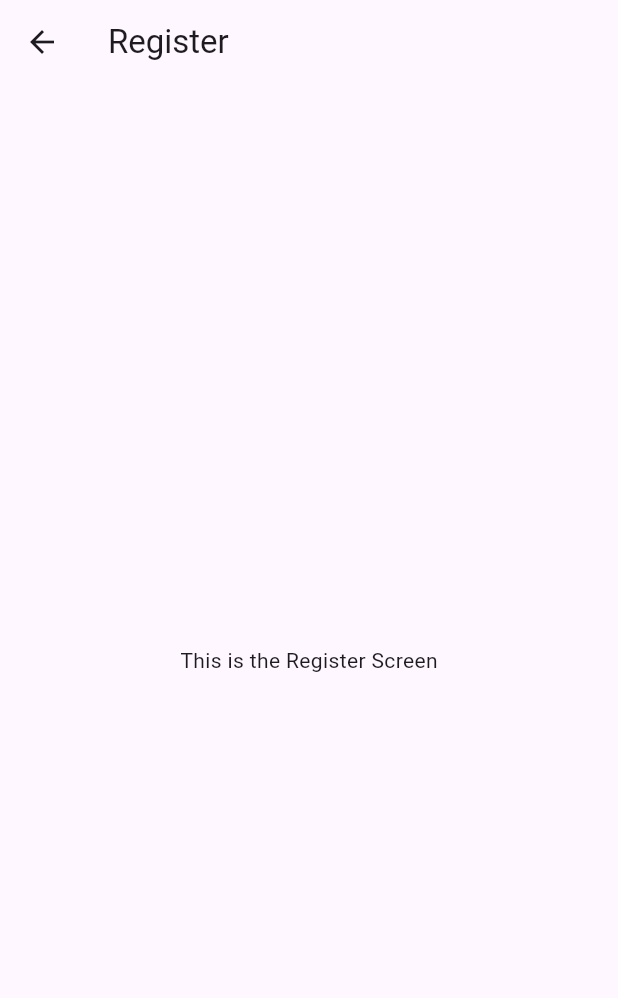
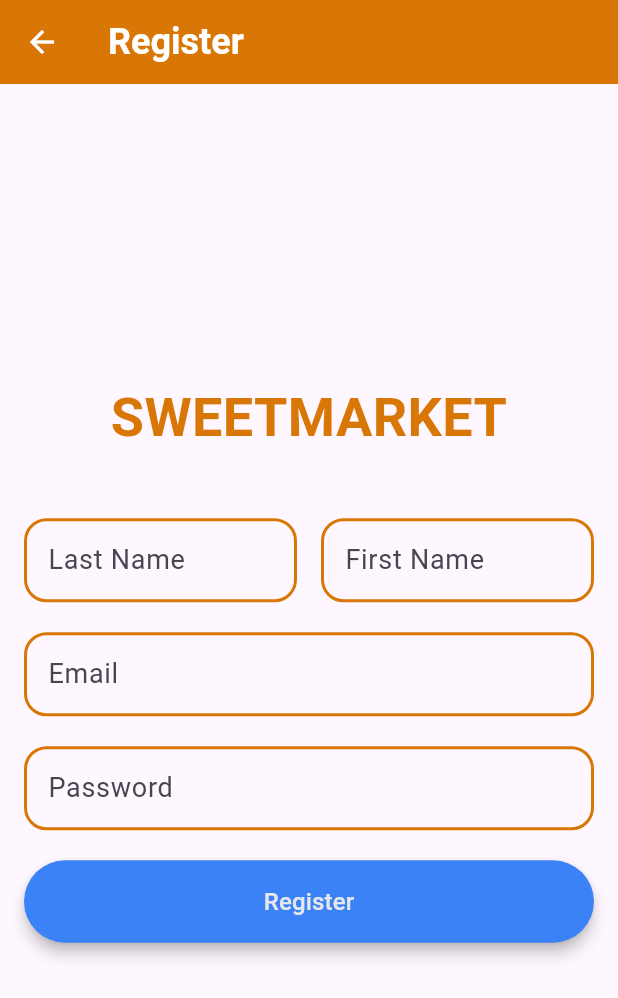
Before and after one commit to Felobateer/sweetmarket_mobile, a Flutter app: the screen it shows after launch, after a tap on "Create Account", on a phone screen of 412 x 824 dp. Shown: the top 998 px of the screen. Run offline on Flutter 3.47's test engine with Material 3 defaults, Android fonts, the phone set to English and light mode, and no system bars; Roboto replaces fonts that are missing (Poppins).

Commit message:
add Auth Screens

```diff
--- a/lib/auth/login_screen.dart
+++ b/lib/auth/login_screen.dart
@@ -2,22 +2,14 @@ import 'package:flutter/material.dart';
 import '../widgets/inputs/formInput.dart';
 import '../widgets/texts/title.dart';
 import '../widgets/buttons/formBtn.dart';
+import '../widgets/boxes/navbar.dart';
 
 class LoginScreen extends StatelessWidget {
   const LoginScreen({super.key});
   @override
   Widget build(BuildContext context) {
     return Scaffold(
-      appBar: AppBar(
-        title: const Text('Login'),
-        backgroundColor: const Color(0xFFD97706),
-        titleTextStyle: const TextStyle(
-          fontSize: 24,
-          fontWeight: FontWeight.bold,
-          color: Colors.white,
-          fontFamily: 'Roboto',
-        ),
-      ),
+      appBar: Navbar(text: 'Login'),
       body: Center(
         child: Padding(
             padding: const EdgeInsets.symmetric(horizontal: 16.0),
--- a/lib/auth/register_screen.dart
+++ b/lib/auth/register_screen.dart
@@ -1,4 +1,8 @@
 import 'package:flutter/material.dart';
+import '../widgets/boxes/navbar.dart';
+import '../widgets/texts/title.dart';
+import '../widgets/inputs/formInput.dart';
+import '../widgets/buttons/formBtn.dart';
 
 class RegisterScreen extends StatelessWidget {
   const RegisterScreen({super.key});
@@ -6,9 +10,43 @@ class RegisterScreen extends StatelessWidget {
   @override
   Widget build(BuildContext context) {
     return Scaffold(
-      appBar: AppBar(title: const Text('Register')),
-      body: const Center(
-        child: Text('This is the Register Screen'),
+      appBar: Navbar(text: 'Register'),
+      body: Center(
+        child: Padding(
+          padding: const EdgeInsets.symmetric(horizontal: 16.0),
+          child: Column(
+            mainAxisSize: MainAxisSize.min,
+            crossAxisAlignment: CrossAxisAlignment.stretch,
+            children: [
+              TitleCustom(text: 'sweetmarket'),
+              SizedBox(height: 40),
+              Row(
+                mainAxisAlignment: MainAxisAlignment.spaceBetween,
+                crossAxisAlignment: CrossAxisAlignment.start,
+                children: [
+                  Expanded(
+                    child: FormInput(label: 'Last Name', hint: 'Smith'),
+                  ),
+                  SizedBox(width: 16), // Add spacing between the inputs
+                  Expanded(
+                    child: FormInput(label: 'First Name', hint: 'Joe'),
+                  ),
+                ],
+              ),
+              SizedBox(height: 20),
+              FormInput(label: 'Email', hint: 'joe@example.com'),
+              SizedBox(height: 20),
+              FormInput(label: 'Password', hint: '******'),
+              SizedBox(height: 20),
+              Formbtn(
+                content: 'Register',
+                action: () {
+                  print('register btn clicked');
+                },
+              ),
+            ],
+          ),
+        ),
       ),
     );
   }
--- /dev/null
+++ b/lib/widgets/boxes/navbar.dart
@@ -0,0 +1,24 @@
+import 'package:flutter/material.dart';
+
+class Navbar extends StatelessWidget implements PreferredSizeWidget {
+  final String text;
+  const Navbar({required this.text, super.key});
+
+  @override
+  Widget build(BuildContext context) {
+    return AppBar(
+      title: Text(text),
+      iconTheme: IconThemeData(color: Colors.white),
+      backgroundColor: const Color(0xFFD97706),
+      titleTextStyle: const TextStyle(
+        fontSize: 24,
+        fontWeight: FontWeight.bold,
+        color: Colors.white,
+        fontFamily: 'Roboto',
+      ),
+    );
+  }
+
+  @override
+  Size get preferredSize => Size.fromHeight(kToolbarHeight);
+}
```
Also changed, not shown: lib/auth/forgot_password_screen.dart (+42 -3 lines), lib/auth/reset_password_screen.dart (+26 -4 lines), lib/widgets/boxes/footer.dart (added).
